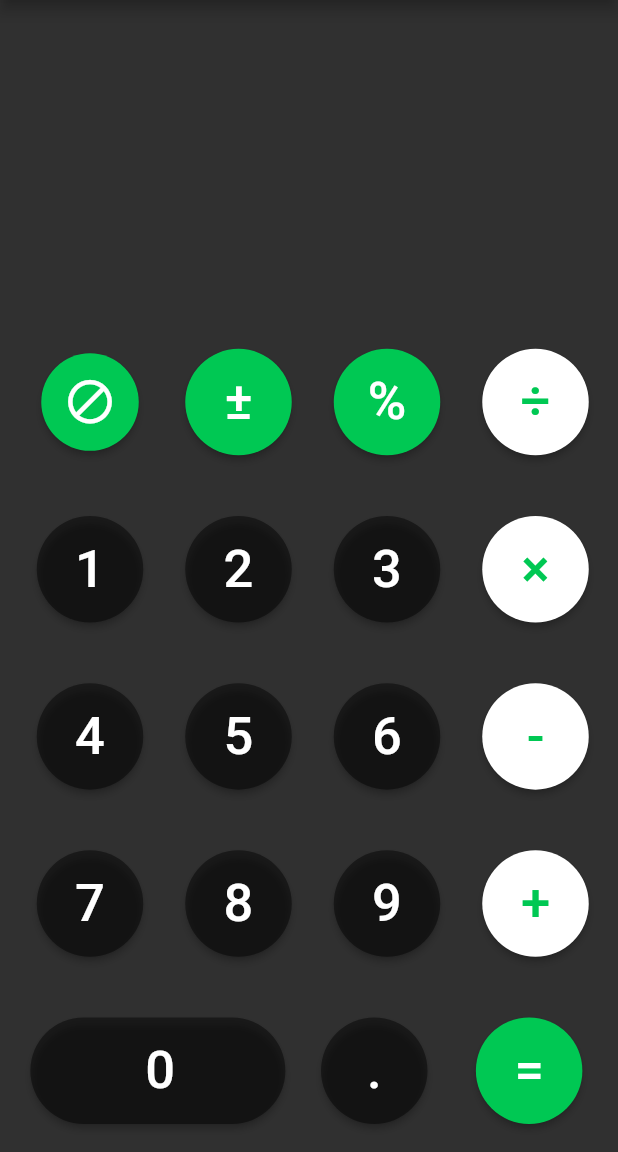
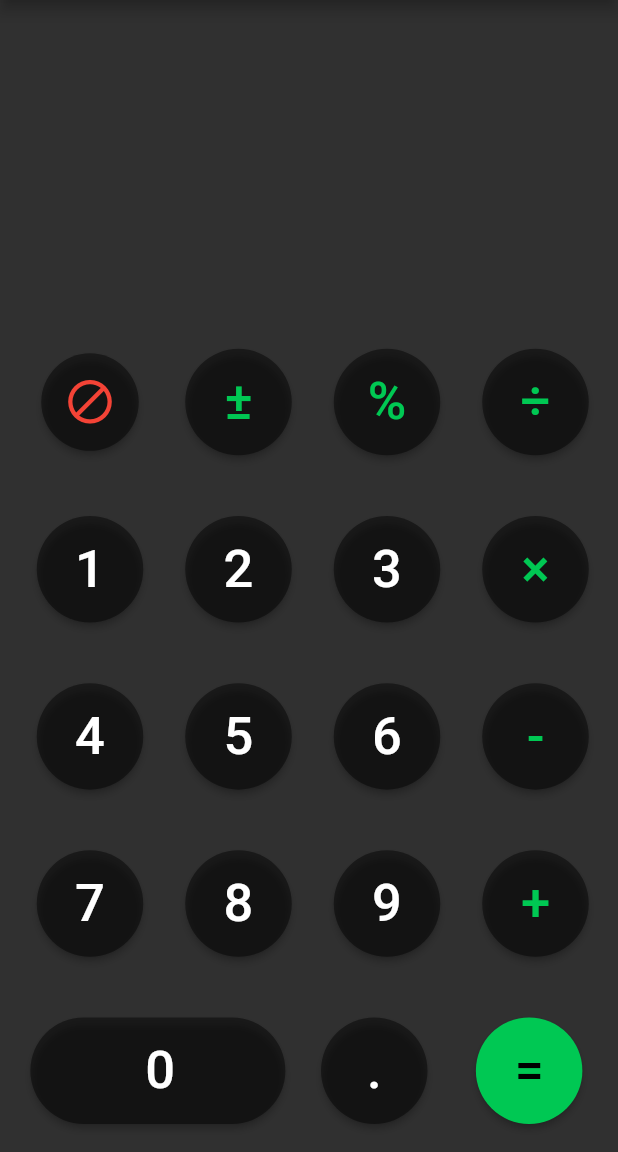
Before and after one commit to nikitakapoor1919/Flutter-Calculator, a Flutter app: the screen it shows after launch, on a phone screen of 412 x 824 dp, the part 84-1236 px from its top. Run offline on Flutter 3.47's test engine with Material 2 defaults, Android fonts, the phone set to English and light mode, and no system bars.

Commit message:
Button Color Changed

```diff
--- a/lib/HomePage.dart
+++ b/lib/HomePage.dart
@@ -312,9 +312,10 @@ class HomePageState extends State<HomePage> {
                         child: new Icon(
                           Icons.block,
                           size: 35.0,
+                          color:Colors.red
                         ),
                         shape: new CircleBorder(),
-                        fillColor: Colors.greenAccent[700],
+                        fillColor: Colors.black45,
                         padding: const EdgeInsets.all(15.0),
                       ),
                       new RawMaterialButton(
@@ -322,11 +323,12 @@ class HomePageState extends State<HomePage> {
                         child: new Text("±",
                           style: TextStyle(
                               fontSize: 35.0,
+                              color: Colors.greenAccent[700],
                               fontWeight: FontWeight.w500
                           ),
                         ),
                         shape: new CircleBorder(),
-                        fillColor: Colors.greenAccent[700],
+                        fillColor: Colors.black45,
                         padding: const EdgeInsets.all(15.0),
                       ),
                       new RawMaterialButton(
@@ -334,11 +336,12 @@ class HomePageState extends State<HomePage> {
                         child: new Text("%",
                           style: TextStyle(
                               fontSize: 35.0,
+                              color: Colors.greenAccent[700],
                               fontWeight: FontWeight.w500
                           ),
                         ),
                         shape: new CircleBorder(),
-                        fillColor: Colors.greenAccent[700],
+                        fillColor: Colors.black45,
                         padding: const EdgeInsets.all(15.0),
                       ),
                       new RawMaterialButton(
@@ -351,7 +354,7 @@ class HomePageState extends State<HomePage> {
                           ),
                         ),
                         shape: new CircleBorder(),
-                        fillColor: Colors.white,
+                        fillColor: Colors.black45,
                         highlightColor: Colors.red[100],
                         splashColor: Colors.red[100],
                         padding: const EdgeInsets.all(15.0),
@@ -410,7 +413,7 @@ class HomePageState extends State<HomePage> {
                           ),
                         ),
                         shape: new CircleBorder(),
-                        fillColor: Colors.white,
+                        fillColor: Colors.black45,
                         highlightColor: Colors.red[100],
                         splashColor: Colors.red[100],
                         padding: const EdgeInsets.all(15.0),
@@ -469,7 +472,7 @@ class HomePageState extends State<HomePage> {
                           ),
                         ),
                         shape: new CircleBorder(),
-                        fillColor: Colors.white,
+                        fillColor: Colors.black45,
                         highlightColor: Colors.red[100],
                         splashColor: Colors.red[100],
                         padding: const EdgeInsets.all(15.0),
@@ -528,7 +531,7 @@ class HomePageState extends State<HomePage> {
                           ),
                         ),
                         shape: new CircleBorder(),
-                        fillColor: Colors.white,
+                        fillColor: Colors.black45,
                         highlightColor: Colors.red[100],
                         splashColor: Colors.red[100],
                         padding: const EdgeInsets.all(15.0),
@@ -573,6 +576,7 @@ class HomePageState extends State<HomePage> {
                         child: new Text("=",
                           style: TextStyle(
                               fontSize: 35.0,
+                              color:Colors.black,
                               fontWeight: FontWeight.w500
                           ),
                         ),
```
